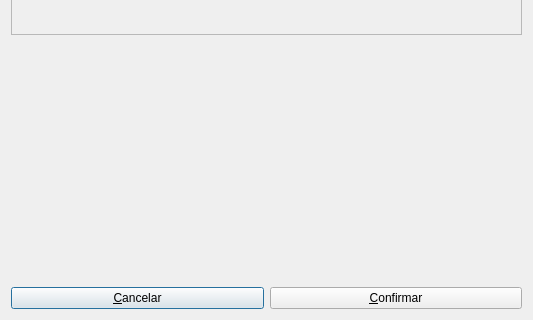
The window that DsgTools/Modules/acquisitionMenu/uis/reclassifyDialog.ui (dsgoficial/DsgTools) describes before a commit, drawn with Qt 5; both pictures show x 0 to 533 and y 217 to 537 of the 533 by 537 pixel window.
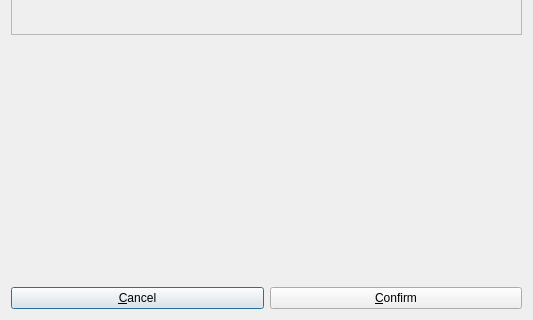
The same window after the commit.

What changed in the file:
```diff
--- a/DsgTools/Modules/acquisitionMenu/uis/reclassifyDialog.ui
+++ b/DsgTools/Modules/acquisitionMenu/uis/reclassifyDialog.ui
@@ -30,14 +30,14 @@
      <item>
       <widget class="QPushButton" name="cancelBtn">
        <property name="text">
-        <string>&amp;Cancelar</string>
+        <string>&amp;Cancel</string>
        </property>
       </widget>
      </item>
      <item>
       <widget class="QPushButton" name="saveBtn">
        <property name="text">
-        <string>&amp;Confirmar</string>
+        <string>&amp;Confirm</string>
        </property>
       </widget>
      </item>
```
